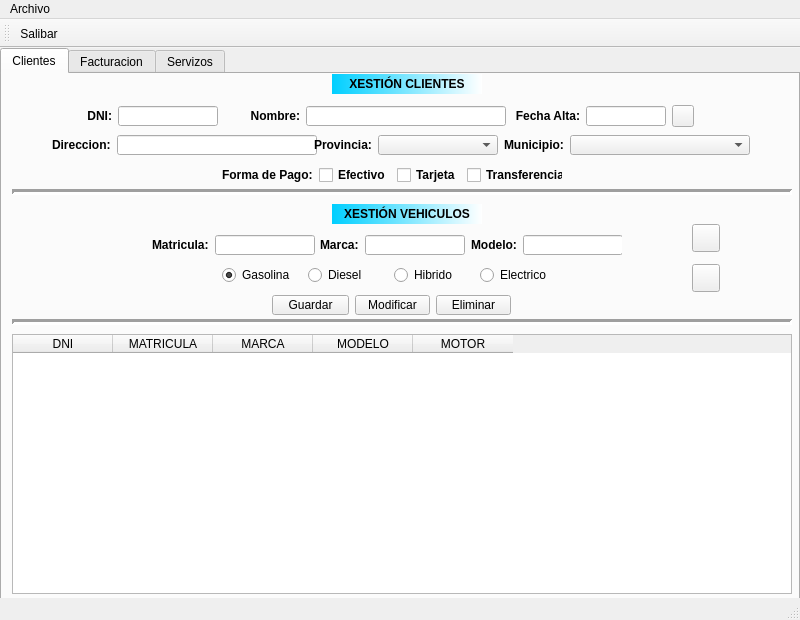
Martin-Quintana/Desenvolvemento-de-Interfaces, file QuintanaRanha/ventMain.ui: the form before one commit.
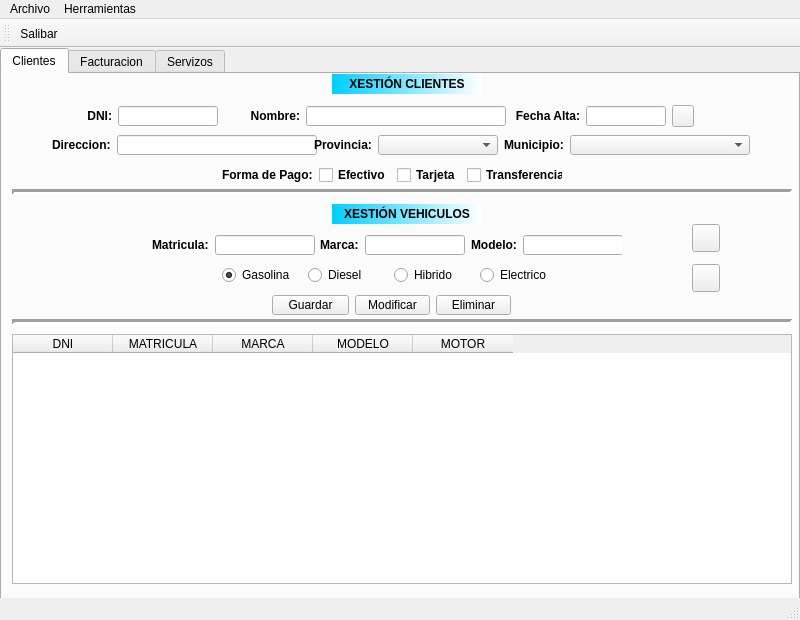
The form after the commit. Icons and pictures are not drawn.

The edit to the form file:
```diff
--- a/QuintanaRanha/ventMain.ui
+++ b/QuintanaRanha/ventMain.ui
@@ -551,19 +551,19 @@
         <x>10</x>
         <y>260</y>
         <width>780</width>
-        <height>260</height>
+        <height>250</height>
        </rect>
       </property>
       <property name="minimumSize">
        <size>
         <width>780</width>
-        <height>260</height>
+        <height>250</height>
        </size>
       </property>
       <property name="maximumSize">
        <size>
         <width>780</width>
-        <height>260</height>
+        <height>250</height>
        </size>
       </property>
       <column>
@@ -987,7 +987,15 @@
     </property>
     <addaction name="actionSalir"/>
    </widget>
+   <widget class="QMenu" name="menuHerramientas">
+    <property name="title">
+     <string>Herramientas</string>
+    </property>
+    <addaction name="actionCrear_copia_seguridad"/>
+    <addaction name="actionRestaurar_copia_seguridad"/>
+   </widget>
    <addaction name="menuArchivo"/>
+   <addaction name="menuHerramientas"/>
   </widget>
   <widget class="QStatusBar" name="statusbar"/>
   <widget class="QToolBar" name="toolBar">
```
Left out of the diff: 10 changed lines with no effect on the pictures.
